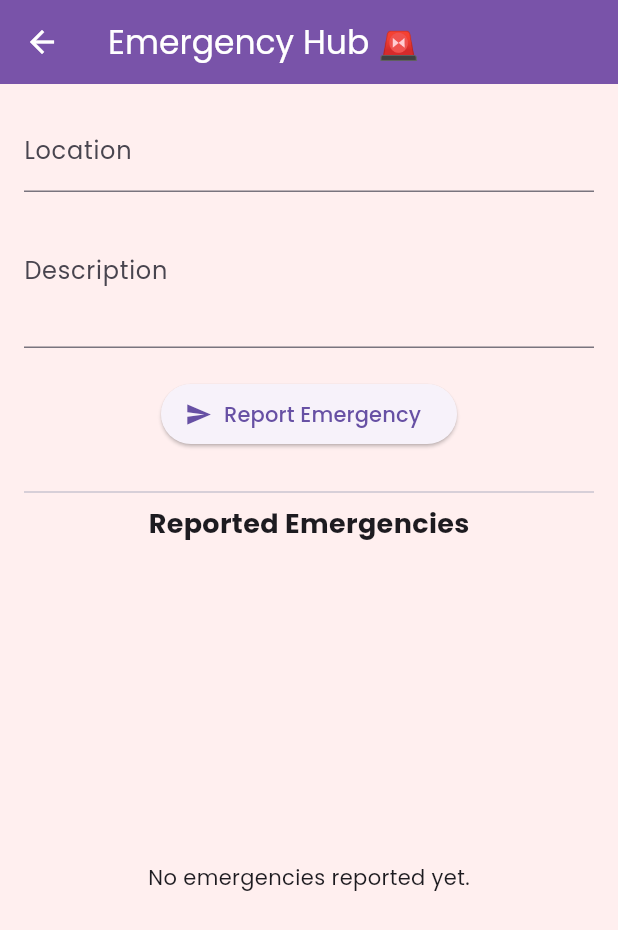
After one commit to prajakta2005/AngelsInFur, a Flutter app: the HomeScreen screen opened by its route, after a tap on "Emergency Hub", on a phone screen of 412 x 824 dp. The commit adds this screen. Shown: the top 930 px of the screen. Run offline on Flutter 3.47's test engine with Material 3 defaults, Android fonts, the phone set to English and light mode, and no system bars; our stand-ins replace cloud_firestore, firebase_auth, firebase_core, firebase_messaging, flutter_animate, flutter_local_notifications and 3 more; accounts and stored records are empty.

Commit message:
reporting

```diff
--- a/lib/main.dart
+++ b/lib/main.dart
@@ -17,6 +17,7 @@ import 'providers/theme_provider.dart';
 void main() async {
   WidgetsFlutterBinding.ensureInitialized();
   await Firebase.initializeApp();
+
   runApp(const ProviderScope(child: AngelsInFurApp()));
 }
 
@@ -35,7 +36,7 @@ class AngelsInFurApp extends ConsumerWidget {
       darkTheme: darkTheme,
       initialRoute: '/',
       routes: {
-        '/': (context) => SplashScreen(),
+        '/': (context) => const SplashScreen(),
         '/onboarding': (context) => const OnboardingScreen(),
         '/login': (context) => const LoginScreen(),
         '/signup': (context) => const SignupScreen(),
--- /dev/null
+++ b/lib/screens/emergency_hub_screen.dart
@@ -0,0 +1,104 @@
+import 'package:flutter/material.dart';
+import 'package:cloud_firestore/cloud_firestore.dart';
+
+class EmergencyHubScreen extends StatefulWidget {
+  const EmergencyHubScreen({super.key});
+
+  @override
+  State<EmergencyHubScreen> createState() => _EmergencyHubScreenState();
+}
+
+class _EmergencyHubScreenState extends State<EmergencyHubScreen> {
+  final TextEditingController _descriptionController = TextEditingController();
+  final TextEditingController _locationController = TextEditingController();
+
+  Future<void> _submitEmergency() async {
+    if (_descriptionController.text.isEmpty || _locationController.text.isEmpty) {
+      ScaffoldMessenger.of(context).showSnackBar(
+        const SnackBar(content: Text("Please fill all fields")),
+      );
+      return;
+    }
+
+    await FirebaseFirestore.instance.collection("emergencies").add({
+      "description": _descriptionController.text,
+      "location": _locationController.text,
+      "timestamp": FieldValue.serverTimestamp(),
+    });
+
+    ScaffoldMessenger.of(context).showSnackBar(
+      const SnackBar(content: Text("Emergency reported successfully 🚨")),
+    );
+
+    _descriptionController.clear();
+    _locationController.clear();
+  }
+
+  @override
+  Widget build(BuildContext context) {
+    return Scaffold(
+      appBar: AppBar(title: const Text("Emergency Hub 🚨")),
+      body: Padding(
+        padding: const EdgeInsets.all(16.0),
+        child: Column(
+          children: [
+            TextField(
+              controller: _locationController,
+              decoration: const InputDecoration(labelText: "Location"),
+            ),
+            TextField(
+              controller: _descriptionController,
+              decoration: const InputDecoration(labelText: "Description"),
+              maxLines: 3,
+            ),
+            const SizedBox(height: 20),
+            ElevatedButton.icon(
+              icon: const Icon(Icons.send),
+              label: const Text("Report Emergency"),
+              onPressed: _submitEmergency,
+            ),
+            const SizedBox(height: 20),
+            const Divider(),
+            const Text(
+              "Reported Emergencies",
+              style: TextStyle(fontSize: 18, fontWeight: FontWeight.bold),
+            ),
+            Expanded(
+              child: StreamBuilder(
+                stream: FirebaseFirestore.instance
+                    .collection("emergencies")
+                    .orderBy("timestamp", descending: true)
+                    .snapshots(),
+                builder: (context, snapshot) {
+                  if (!snapshot.hasData) {
+                    return const Center(child: CircularProgressIndicator());
+                  }
+
+                  final docs = snapshot.data!.docs;
+                  if (docs.isEmpty) {
+                    return const Center(child: Text("No emergencies reported yet."));
+                  }
+
+                  return ListView.builder(
+                    itemCount: docs.length,
+                    itemBuilder: (context, index) {
+                      final data = docs[index].data() as Map<String, dynamic>;
+                      return Card(
+                        margin: const EdgeInsets.symmetric(vertical: 8),
+                        child: ListTile(
+                          title: Text(data["location"] ?? "Unknown location"),
+                          subtitle: Text(data["description"] ?? "No description"),
+                          trailing: const Icon(Icons.warning, color: Colors.red),
+                        ),
+                      );
+                    },
+                  );
+                },
+              ),
+            ),
+          ],
+        ),
+      ),
+    );
+  }
+}
--- a/lib/screens/home_screen.dart
+++ b/lib/screens/home_screen.dart
@@ -3,8 +3,12 @@ import 'package:flutter_riverpod/flutter_riverpod.dart';
 import 'package:firebase_auth/firebase_auth.dart';
 import 'package:flutter_animate/flutter_animate.dart';
 
+// Providers
 import '../providers/theme_provider.dart';
-import 'adoption_hub_screen.dart'; // 👈 make sure this file exists
+
+// Feature Screens
+import 'adoption_hub_screen.dart';
+import 'emergency_hub_screen.dart';
 
 class HomeScreen extends ConsumerWidget {
   const HomeScreen({super.key});
@@ -16,7 +20,14 @@ class HomeScreen extends ConsumerWidget {
 
     final userName = user?.displayName ?? 'Guardian!';
 
+    // 🔹 Features List with route keys
     final features = [
+      {
+        'title': 'Emergency Hub',
+        'desc': 'Report emergencies for NGOs & citizens 🚨',
+        'icon': Icons.report_problem,
+        'route': 'emergency',
+      },
       {
         'title': 'Adoption Hub',
         'desc': 'Find your forever Angel 🐶🐱',
@@ -27,23 +38,40 @@ class HomeScreen extends ConsumerWidget {
         'title': 'Lost & Found',
         'desc': 'Report or find missing animals 👀',
         'icon': Icons.search,
+        'route': 'lostfound',
       },
       {
         'title': 'Pet-Care Tips',
         'desc': 'Care and Warmth is what they need 😊',
         'icon': Icons.info_outline,
+        'route': 'tips',
       },
       {
         'title': 'Vet Connect',
         'desc': 'Book appointments with nearby vets 🩺',
         'icon': Icons.medical_services,
+        'route': 'vet',
       },
       {
         'title': 'Donate',
         'desc': 'Support shelters & animal causes 💝',
         'icon': Icons.volunteer_activism,
+        'route': 'donate',
       },
     ];
+
+    // 🔹 Route mapping (easy to scale later)
+    Widget? _getScreen(String? route) {
+      switch (route) {
+        case 'adoption':
+          return AdoptionHubScreen();
+        case 'emergency':
+          return EmergencyHubScreen();
+        // Later we’ll add Lost & Found, Vet Connect, etc.
+        default:
+          return null;
+      }
+    }
 
     return Scaffold(
       appBar: AppBar(
@@ -95,21 +123,22 @@ class HomeScreen extends ConsumerWidget {
                     title: Text(feature['title'] as String),
                     subtitle: Text(feature['desc'] as String),
                     onTap: () {
-                      if (feature['route'] == 'adoption') {
+                      final screen = _getScreen(feature['route'] as String?);
+                      if (screen != null) {
                         Navigator.push(
                           context,
-                          MaterialPageRoute(
-                            builder: (_) => AdoptionHubScreen(),
-                          ),
+                          MaterialPageRoute(builder: (_) => screen),
                         );
                       }
-                      // later add Lost & Found, Vet Connect, etc
                     },
                   ),
-                ).animate().fadeIn(
+                )
+                    .animate()
+                    .fadeIn(
                       duration: 600.ms,
                       delay: (index * 200).ms,
-                    ).slideY(
+                    )
+                    .slideY(
                       begin: 0.3,
                       duration: 600.ms,
                       delay: (index * 200).ms,
--- a/pubspec.yaml
+++ b/pubspec.yaml
@@ -42,6 +42,10 @@ dependencies:
   # Use with the CupertinoIcons class for iOS style icons.
   cupertino_icons: ^1.0.8
   lottie: ^3.1.0
+  # firebase_messaging: ^16.0.1
+  # flutter_local_notifications: ^19.4.1
+  # http: ^1.5.0
+
 
 dev_dependencies:
   flutter_test:
```
Also changed, not shown: lib/services/notifications_service.dart (added, +65 -0 lines), firebase.json (added), pubspec.lock, 7 other files.
